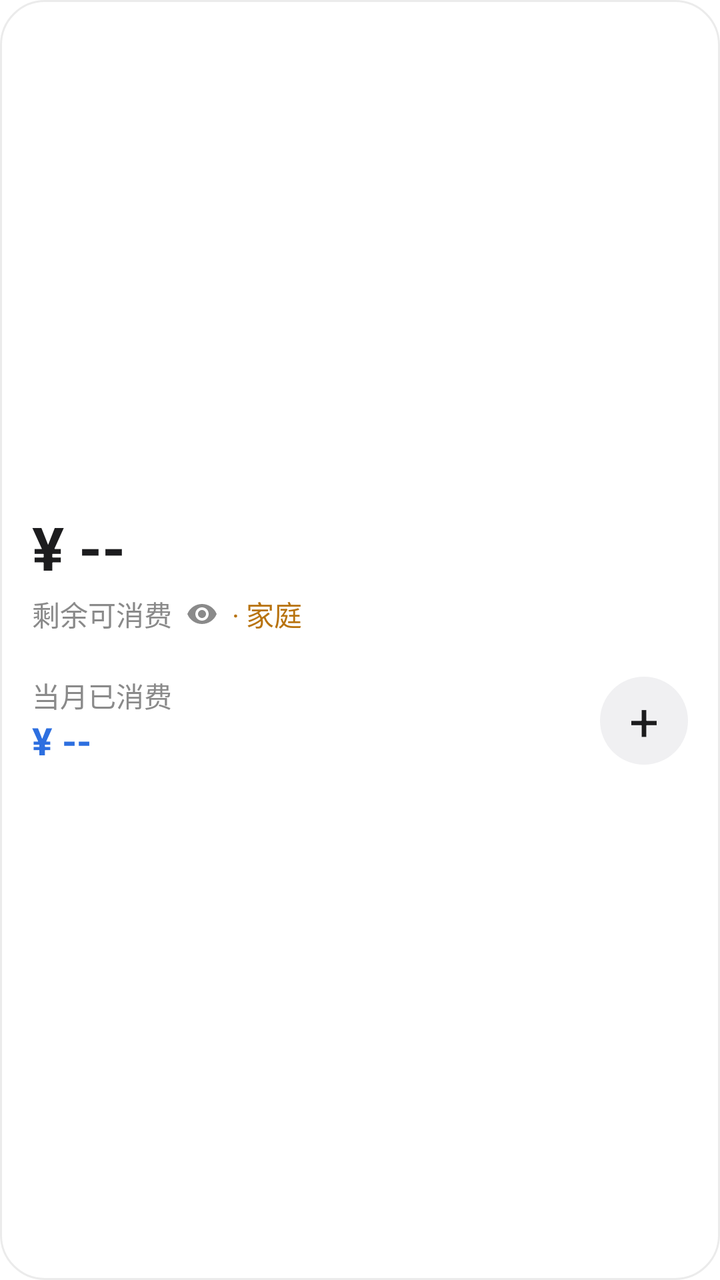
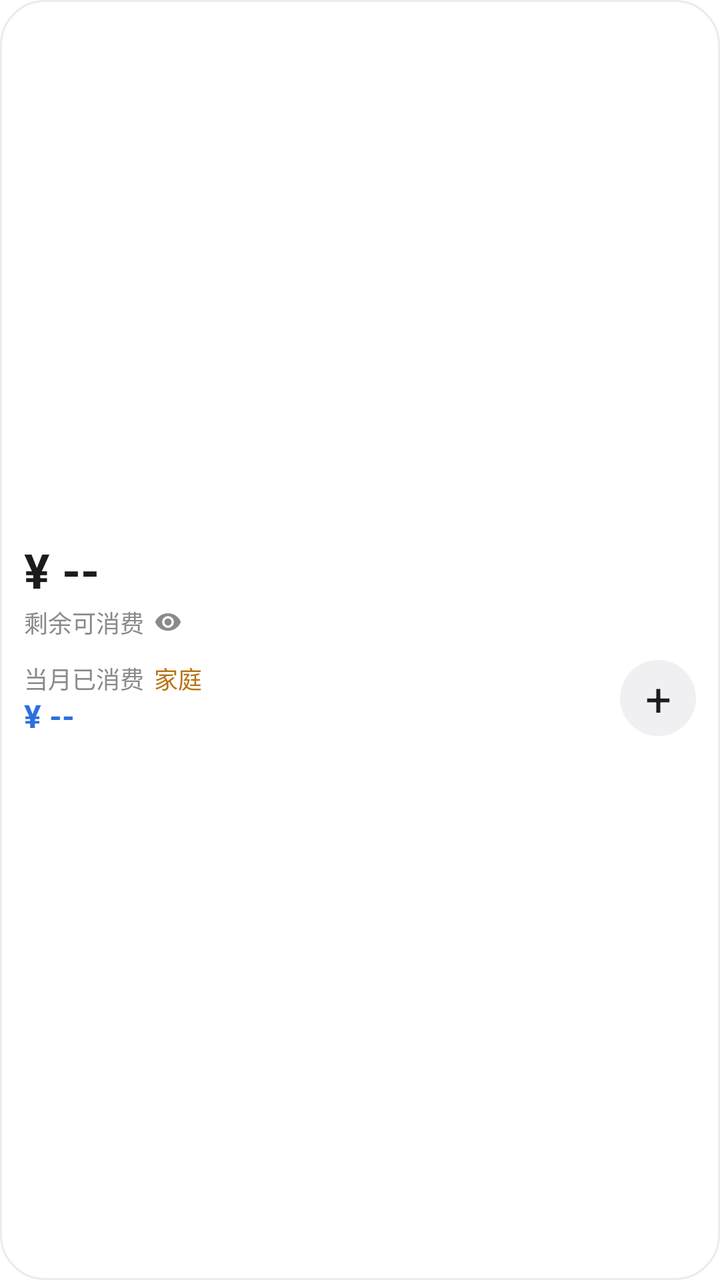

Screens rendered from an Android XML layout before and after an edit, with the pre-edit source and the edit as a unified diff.
<!-- AndroidManifest.xml: fallback theme Theme.MaterialComponents.DayNight.NoActionBar -->
<!-- res/layout/widget_finance_small.xml -->
<?xml version="1.0" encoding="utf-8"?>
<RelativeLayout xmlns:android="http://schemas.android.com/apk/res/android"
    android:id="@+id/widget_root"
    android:layout_width="match_parent"
    android:layout_height="match_parent"
    android:background="@drawable/widget_background"
    android:padding="16dp">

    
    <LinearLayout
        android:layout_width="match_parent"
        android:layout_height="wrap_content"
        android:layout_centerVertical="true"
        android:orientation="vertical">

        
        <TextView
            android:id="@+id/widget_consumable"
            android:layout_width="match_parent"
            android:layout_height="wrap_content"
            android:autoSizeTextType="uniform"
            android:autoSizeMinTextSize="18sp"
            android:autoSizeMaxTextSize="44sp"
            android:autoSizeStepGranularity="1sp"
            android:ellipsize="end"
            android:includeFontPadding="false"
            android:maxLines="1"
            android:text="¥ --"
            android:textColor="@color/widget_value"
            android:textSize="30sp"
            android:textStyle="bold" />

        
        <LinearLayout
            android:layout_width="match_parent"
            android:layout_height="wrap_content"
            android:layout_marginTop="4dp"
            android:gravity="center_vertical"
            android:orientation="horizontal">

            <TextView
                android:layout_width="wrap_content"
                android:layout_height="wrap_content"
                android:text="剩余可消费"
                android:textColor="@color/widget_label"
                android:textSize="14sp" />

            <ImageView
                android:id="@+id/widget_eye"
                android:layout_width="16dp"
                android:layout_height="16dp"
                android:layout_marginStart="7dp"
                android:contentDescription="隐藏金额"
                android:src="@drawable/widget_eye" />

            <TextView
                android:id="@+id/widget_scope"
                android:layout_width="wrap_content"
                android:layout_height="wrap_content"
                android:layout_marginStart="7dp"
                android:text="· 家庭"
                android:textColor="@color/widget_accent"
                android:textSize="14sp" />
        </LinearLayout>

        
        <LinearLayout
            android:layout_width="match_parent"
            android:layout_height="wrap_content"
            android:layout_marginTop="20dp"
            android:gravity="bottom"
            android:orientation="horizontal">

            <LinearLayout
                android:layout_width="0dp"
                android:layout_height="wrap_content"
                android:layout_weight="1"
                android:orientation="vertical">

                <TextView
                    android:layout_width="wrap_content"
                    android:layout_height="wrap_content"
                    android:text="当月已消费"
                    android:textColor="@color/widget_label"
                    android:textSize="14sp" />

                <TextView
                    android:id="@+id/widget_spent"
                    android:layout_width="match_parent"
                    android:layout_height="wrap_content"
                    android:layout_marginTop="2dp"
                    android:ellipsize="end"
                    android:includeFontPadding="false"
                    android:maxLines="1"
                    android:text="¥ --"
                    android:textColor="@color/widget_spent_value"
                    android:textSize="19sp"
                    android:textStyle="bold" />
            </LinearLayout>

            <TextView
                android:id="@+id/widget_add"
                android:layout_width="44dp"
                android:layout_height="44dp"
                android:layout_marginStart="10dp"
                android:background="@drawable/widget_add_btn"
                android:gravity="center"
                android:text="+"
                android:textColor="@color/widget_add_fg"
                android:textSize="26sp" />
        </LinearLayout>
    </LinearLayout>
</RelativeLayout>
<!-- resources referenced by this layout -->
<resources>
  <color name="widget_accent">#FFB8730F</color>
  <color name="widget_add_fg">#FF1C1C1E</color>
  <color name="widget_label">#FF8A8A8A</color>
  <color name="widget_spent_value">#FF2D6FE0</color>
  <color name="widget_value">#FF1C1C1E</color>
  <!-- drawable widget_add_btn (drawable) -->
  <?xml version="1.0" encoding="utf-8"?>
  <shape xmlns:android="http://schemas.android.com/apk/res/android"
      android:shape="oval">
      <solid android:color="@color/widget_add_bg" />
  </shape>
  <!-- drawable widget_background (drawable) -->
  <?xml version="1.0" encoding="utf-8"?>
  <shape xmlns:android="http://schemas.android.com/apk/res/android"
      android:shape="rectangle">
      <solid android:color="@color/widget_bg" />
      <corners android:radius="22dp" />
      <stroke
          android:width="1dp"
          android:color="@color/widget_border" />
  </shape>
  <!-- drawable widget_eye (drawable) -->
  <?xml version="1.0" encoding="utf-8"?>
  <vector xmlns:android="http://schemas.android.com/apk/res/android"
      android:width="18dp"
      android:height="18dp"
      android:viewportWidth="24"
      android:viewportHeight="24">
      <path
          android:fillColor="@color/widget_label"
          android:pathData="M12,4.5C7,4.5 2.73,7.61 1,12c1.73,4.39 6,7.5 11,7.5s9.27,-3.11 11,-7.5c-1.73,-4.39 -6,-7.5 -11,-7.5zM12,17c-2.76,0 -5,-2.24 -5,-5s2.24,-5 5,-5 5,2.24 5,5 -2.24,5 -5,5zM12,9c-1.66,0 -3,1.34 -3,3s1.34,3 3,3 3,-1.34 3,-3 -1.34,-3 -3,-3z" />
  </vector>
  <color name="widget_add_bg">#FFF0F0F2</color>
  <color name="widget_bg">#FFFFFFFF</color>
  <color name="widget_border">#14000000</color>
</resources>

<!-- the commit's change to res/layout/widget_finance_small.xml (unified diff, before → after) -->
@@ -4,9 +4,8 @@
     android:layout_width="match_parent"
     android:layout_height="match_parent"
     android:background="@drawable/widget_background"
-    android:padding="16dp">
+    android:padding="12dp">
 
-    
     <LinearLayout
         android:layout_width="match_parent"
         android:layout_height="wrap_content"
@@ -19,55 +18,48 @@
             android:layout_width="match_parent"
             android:layout_height="wrap_content"
             android:autoSizeTextType="uniform"
-            android:autoSizeMinTextSize="18sp"
-            android:autoSizeMaxTextSize="44sp"
+            android:autoSizeMinTextSize="15sp"
+            android:autoSizeMaxTextSize="32sp"
             android:autoSizeStepGranularity="1sp"
             android:ellipsize="end"
             android:includeFontPadding="false"
             android:maxLines="1"
             android:text="¥ --"
             android:textColor="@color/widget_value"
-            android:textSize="30sp"
+            android:textSize="24sp"
             android:textStyle="bold" />
 
         
         <LinearLayout
             android:layout_width="match_parent"
             android:layout_height="wrap_content"
-            android:layout_marginTop="4dp"
+            android:layout_marginTop="2dp"
             android:gravity="center_vertical"
             android:orientation="horizontal">
 
             <TextView
                 android:layout_width="wrap_content"
                 android:layout_height="wrap_content"
+                android:maxLines="1"
                 android:text="剩余可消费"
                 android:textColor="@color/widget_label"
-                android:textSize="14sp" />
+                android:textSize="12sp" />
 
             <ImageView
                 android:id="@+id/widget_eye"
-                android:layout_width="16dp"
-                android:layout_height="16dp"
-                android:layout_marginStart="7dp"
+                android:layout_width="14dp"
+                android:layout_height="14dp"
+                android:layout_marginStart="5dp"
                 android:contentDescription="隐藏金额"
                 android:src="@drawable/widget_eye" />
 
-            <TextView
-                android:id="@+id/widget_scope"
-                android:layout_width="wrap_content"
-                android:layout_height="wrap_content"
-                android:layout_marginStart="7dp"
-                android:text="· 家庭"
-                android:textColor="@color/widget_accent"
-                android:textSize="14sp" />
         </LinearLayout>
 
         
         <LinearLayout
             android:layout_width="match_parent"
             android:layout_height="wrap_content"
-            android:layout_marginTop="20dp"
+            android:layout_marginTop="10dp"
             android:gravity="bottom"
             android:orientation="horizontal">
 
@@ -77,37 +69,55 @@
                 android:layout_weight="1"
                 android:orientation="vertical">
 
-                <TextView
+                <LinearLayout
                     android:layout_width="wrap_content"
                     android:layout_height="wrap_content"
-                    android:text="当月已消费"
-                    android:textColor="@color/widget_label"
-                    android:textSize="14sp" />
+                    android:gravity="center_vertical"
+                    android:orientation="horizontal">
+
+                    <TextView
+                        android:layout_width="wrap_content"
+                        android:layout_height="wrap_content"
+                        android:maxLines="1"
+                        android:text="当月已消费"
+                        android:textColor="@color/widget_label"
+                        android:textSize="12sp" />
+
+                    <TextView
+                        android:id="@+id/widget_scope"
+                        android:layout_width="wrap_content"
+                        android:layout_height="wrap_content"
+                        android:layout_marginStart="5dp"
+                        android:maxLines="1"
+                        android:text="家庭"
+                        android:textColor="@color/widget_accent"
+                        android:textSize="12sp" />
+                </LinearLayout>
 
                 <TextView
                     android:id="@+id/widget_spent"
                     android:layout_width="match_parent"
                     android:layout_height="wrap_content"
-                    android:layout_marginTop="2dp"
+                    android:layout_marginTop="1dp"
                     android:ellipsize="end"
                     android:includeFontPadding="false"
                     android:maxLines="1"
                     android:text="¥ --"
                     android:textColor="@color/widget_spent_value"
-                    android:textSize="19sp"
+                    android:textSize="16sp"
                     android:textStyle="bold" />
             </LinearLayout>
 
             <TextView
                 android:id="@+id/widget_add"
-                android:layout_width="44dp"
-                android:layout_height="44dp"
-                android:layout_marginStart="10dp"
+                android:layout_width="38dp"
+                android:layout_height="38dp"
+                android:layout_marginStart="8dp"
                 android:background="@drawable/widget_add_btn"
                 android:gravity="center"
                 android:text="+"
                 android:textColor="@color/widget_add_fg"
-                android:textSize="26sp" />
+                android:textSize="23sp" />
         </LinearLayout>
     </LinearLayout>
 </RelativeLayout>
